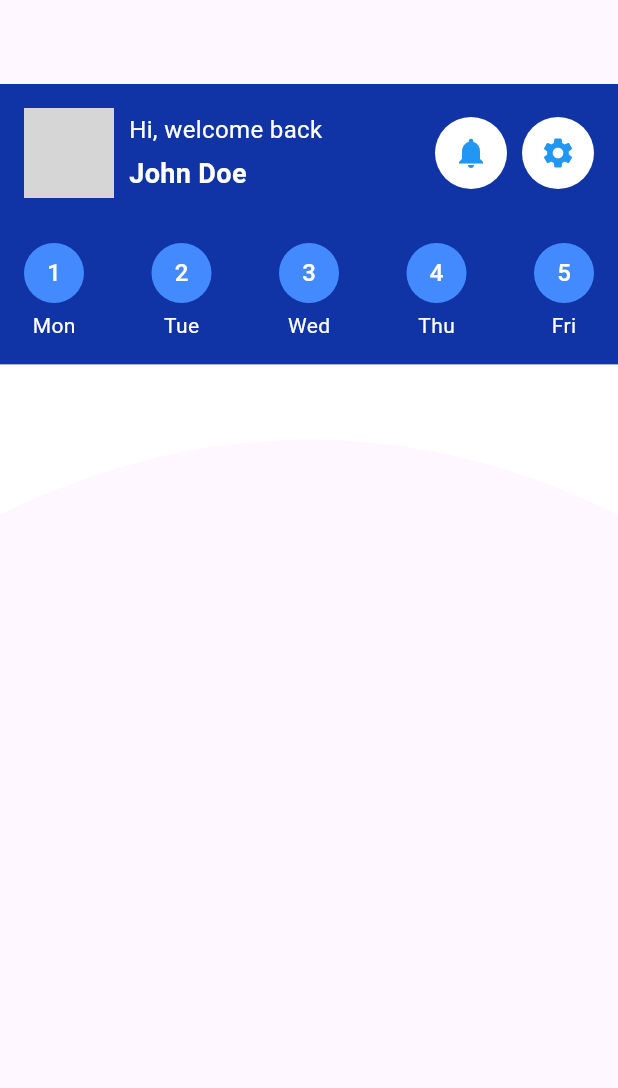
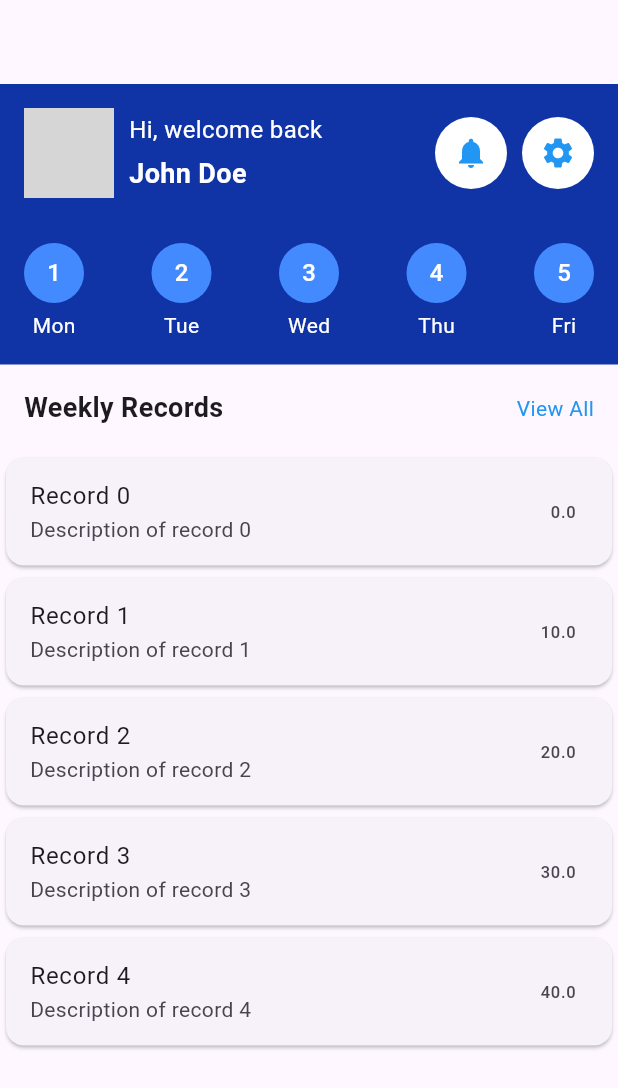
Before and after one commit to MohamedAYasin/Health-Track_AI, a Flutter app: the HomePage screen opened directly, on a phone screen of 412 x 824 dp. Shown: the top 1088 px of the screen. Run offline on Flutter 3.47's test engine with Material 3 defaults, Android fonts, the phone set to English and light mode, and no system bars; our stand-ins replace chat_bubbles, font_awesome_flutter, google_nav_bar; network calls fail; grey boxes are pictures that could not be loaded.

Commit message:
home page weekly records

```diff
--- a/lib/pages/home_page.dart
+++ b/lib/pages/home_page.dart
@@ -1,4 +1,6 @@
 import 'package:flutter/material.dart';
+import 'package:health_track_ai/models/record_model.dart';
+import 'package:health_track_ai/widgets/record_card.dart';
 
 class HomePage extends StatelessWidget {
   const HomePage({super.key});
@@ -29,9 +31,9 @@ class HomePage extends StatelessWidget {
                         ),
                       ),
                       const SizedBox(width: 10),
-                      Column(
+                      const Column(
                         crossAxisAlignment: CrossAxisAlignment.start,
-                        children: const [
+                        children: [
                           Text(
                             'Hi, welcome back',
                             style: TextStyle(
@@ -53,18 +55,19 @@ class HomePage extends StatelessWidget {
                       ),
                       const Spacer(),
                       Container(
-                        decoration: BoxDecoration(
+                        decoration: const BoxDecoration(
                           color: Colors.white,
                           shape: BoxShape.circle,
                         ),
                         child: IconButton(
-                          icon: const Icon(Icons.notifications, color: Colors.blue),
+                          icon: const Icon(Icons.notifications,
+                              color: Colors.blue),
                           onPressed: () {},
                         ),
                       ),
                       const SizedBox(width: 10),
                       Container(
-                        decoration: BoxDecoration(
+                        decoration: const BoxDecoration(
                           color: Colors.white,
                           shape: BoxShape.circle,
                         ),
@@ -101,7 +104,8 @@ class HomePage extends StatelessWidget {
                             const SizedBox(height: 5),
                             Text(
                               ['Mon', 'Tue', 'Wed', 'Thu', 'Fri'][index],
-                              style: const TextStyle(fontSize: 14, color: Colors.white),
+                              style: const TextStyle(
+                                  fontSize: 14, color: Colors.white),
                             ),
                           ],
                         ),
@@ -112,14 +116,41 @@ class HomePage extends StatelessWidget {
               ),
             ),
           ),
+
+          // Weekly Records title
+          const Padding(
+            padding: EdgeInsets.all(16.0),
+            child: Row(
+              children: [
+                Text(
+                  'Weekly Records',
+                  style: TextStyle(
+                    fontSize: 18,
+                    fontWeight: FontWeight.bold,
+                  ),
+                ),
+                Spacer(),
+                Text(
+                  'View All',
+                  style: TextStyle(
+                    fontSize: 14,
+                    color: Colors.blue,
+                  ),
+                ),
+              ],
+            ),
+          ),
           Expanded(
-            child: ClipPath(
-              clipper: CustomShapeClipper(),
-              child: Container(
-                decoration: const BoxDecoration(
-                  color: Colors.white,
-                ),
-              ),
+            child: ListView.builder(
+              itemCount: 5,
+              itemBuilder: (context, index) {
+                return RecordCard(
+                    record: Record(
+                  title: 'Record $index',
+                  description: 'Description of record $index',
+                  amount: index * 10.0,
+                ));
+              },
             ),
           ),
         ],
@@ -127,21 +158,3 @@ class HomePage extends StatelessWidget {
     );
   }
 }
-
-class CustomShapeClipper extends CustomClipper<Path> {
-  @override
-  Path getClip(Size size) {
-    final Path path = Path();
-    path.moveTo(0, 0);
-    path.lineTo(0, 100);
-    path.quadraticBezierTo(size.width / 2, 0, size.width, 100);
-    path.lineTo(size.width, 0);
-    path.lineTo(0, 0);
-    return path;
-  }
-
-  @override
-  bool shouldReclip(CustomClipper<Path> oldClipper) {
-    return false;
-  }
-}
```
